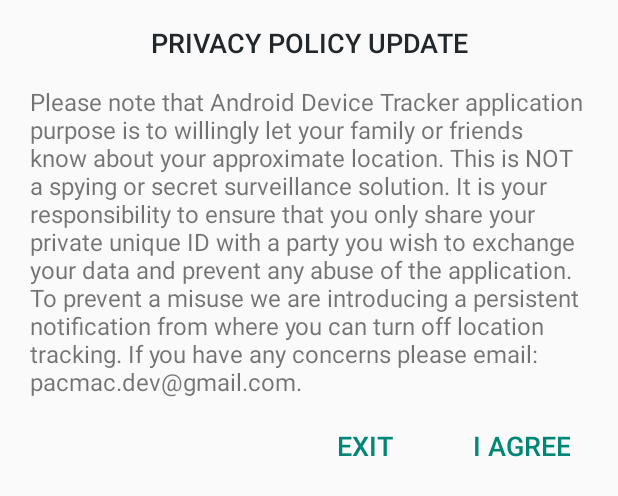
After one commit to Pavel87/TrackR, an Android app: the layout disclaimer_dialog.xml on its own in the app's theme, with its tools: preview values and no code run, on a phone screen of 412 x 824 dp. The commit adds this screen. Shown: the top 496 px of the screen. Run offline under Robolectric (Android 15) with nearby library versions, the phone set to English and light mode, and no system bars.

Commit message:
Added dialog for first start ever and updated privacy policy

```diff
--- a/app/src/main/java/com/pacmac/trackr/Constants.java
+++ b/app/src/main/java/com/pacmac/trackr/Constants.java
@@ -14,7 +14,6 @@
     public static final String PREF_TRACKR = "-tracker_PREF";
     public static final String NEW_UPDATE = "TrackR_Update";
     public static final String MY_PHONE_IN_LIST = "trackr_show_this_phone_in_list";
-    public static final String NOTIFICATION_ENABLED = "trackr_show_tracking_notification";
     public static final String TRACKING_STATE = "trackr_gps_state";
     public static final String TRACKING_FREQ = "trackr_update_freq";
     public static final String LAST_APP_OPEN_TS = "trackr_last_opened";
@@ -27,6 +26,7 @@
     public static final String PADLOCK_ACTIVE = "padlock_active";
     public static final String PADLOCK_PASS = "padlock_pass";
     public static final String OBSOLETE_INFO = "obsolete_info";
+    public static final String POLICY_UPDATE1_FIRST_RUN = "policy_update1_first_run";
 
     public static final String WORK_LOC = "work_location";
     public static final String HOME_LOC = "home_location";
--- /dev/null
+++ b/app/src/main/res/layout/disclaimer_dialog.xml
@@ -0,0 +1,76 @@
+<?xml version="1.0" encoding="utf-8"?>
+<LinearLayout xmlns:android="http://schemas.android.com/apk/res/android"
+    android:layout_width="match_parent"
+    android:layout_height="match_parent"
+    android:layout_marginTop="16dp"
+    android:layout_marginLeft="8dp"
+    android:layout_marginRight="8dp"
+    android:orientation="vertical">
+
+    <LinearLayout
+        android:layout_width="match_parent"
+        android:layout_height="wrap_content"
+        android:gravity="center"
+        android:layout_gravity="center"
+        android:orientation="vertical">
+
+        <TextView
+            android:layout_width="match_parent"
+            android:layout_height="wrap_content"
+            android:fontFamily="sans-serif-medium"
+            android:gravity="center"
+            android:text="@string/disclaimer_dialog_title"
+            android:textAllCaps="true"
+            android:textColor="@color/material_blue_grey_950"
+            android:textSize="18sp" />
+
+    </LinearLayout>
+
+    <LinearLayout
+        android:layout_width="match_parent"
+        android:layout_height="wrap_content"
+        android:layout_gravity="center"
+        android:layout_marginTop="16dp"
+        android:layout_marginLeft="12dp"
+        android:layout_marginRight="12dp"
+        android:orientation="vertical">
+
+        <TextView
+            android:layout_width="match_parent"
+            android:layout_height="wrap_content"
+            android:text="@string/disclaimer_dialog_text"
+            android:textSize="16sp" />
+
+    </LinearLayout>
+
+    <LinearLayout
+        android:layout_width="match_parent"
+        android:layout_height="wrap_content"
+        android:layout_marginTop="8dp"
+        android:layout_marginRight="12dp"
+        android:layout_marginLeft="12dp"
+        android:gravity="right"
+        android:orientation="horizontal">
+
+
+        <Button
+            android:id="@+id/exitApp"
+            style="?android:attr/borderlessButtonStyle"
+            android:layout_width="wrap_content"
+            android:layout_height="wrap_content"
+            android:layout_marginRight="16dp"
+            android:text="@string/disclaimer_dialog_exit"
+            android:textColor="@color/material_deep_teal_500"
+            android:textSize="18sp" />
+
+        <Button
+            android:id="@+id/iagree"
+            style="?android:attr/borderlessButtonStyle"
+            android:layout_width="wrap_content"
+            android:layout_height="wrap_content"
+            android:text="@string/disclaimer_dialog_iagree"
+            android:textColor="@color/material_deep_teal_500"
+            android:textSize="18sp" />
+
+    </LinearLayout>
+</LinearLayout>
--- a/app/src/main/res/values/arrays.xml
+++ b/app/src/main/res/values/arrays.xml
@@ -26,6 +26,7 @@
         <item>@string/help_header_what_is_collected</item>
         <item>@string/help_header_how_to_set_tracking</item>
         <item>@string/help_header_how_to_set_receiver</item>
+        <item>@string/help_header_tracking_policy</item>
         <item>@string/help_header_privacy</item>
         <item>@string/help_header_contact</item>
     </string-array>
@@ -36,6 +37,7 @@
         <item>@string/help_child_what_is_collected</item>
         <item>@string/help_child_how_to_set_tracking</item>
         <item>@string/help_child_how_to_set_receiver</item>
+        <item>@string/help_child_tracking_policy</item>
         <item>@string/help_child_privacy</item>
         <item>@string/help_child_contact</item>
     </string-array>
--- a/app/src/main/res/values/strings.xml
+++ b/app/src/main/res/values/strings.xml
@@ -20,7 +20,7 @@
     <string name="new_update_title">New App Update v</string>
     <string name="updateMsg1">- Note that for correct functionality it is essential to update to the latest TrackeR version!</string>
     <string name="updateMsg3">- Crash Fixes.</string>
-    <string name="rateApp">How do you like TrackR?</string>
+    <string name="rateApp">Send Feedback</string>
     <string name="rta_dialog_message">TrackR development team is honoured by You using this app. Please take a few seconds and rate this app in Google Store. Also any kind of feedback or feature request is much appreciated.</string>
     <string name="no_thanks">Later</string>
     <string name="rateit">Rate NOW</string>
@@ -50,6 +50,11 @@
     <string name="dialog_title_location_settings">Location Settings DISABLED</string>
     <string name="dialog_title_missing_permission">"Missing Permission"</string>
 
+    <string name="disclaimer_dialog_text" translatable="false">Please note that Android Device Tracker application purpose is to willingly let your family or friends know about your approximate location. This is NOT a spying or secret surveillance solution. It is your responsibility to ensure that you only share your private unique ID with a party you wish to exchange your data and prevent any abuse of the application. To prevent a misuse we are introducing a persistent notification from where you can turn off location tracking. If you have any concerns please email: pacmac.dev@gmail.com.</string>
+    <string name="disclaimer_dialog_title" translatable="false">Privacy Policy Update</string>
+    <string name="disclaimer_dialog_exit" translatable="false">EXIT</string>
+    <string name="disclaimer_dialog_iagree" translatable="false">I AGREE</string>
+
 
     <string name="fixit">Fix Issue</string>
     <string name="fix_location_perm_title">Missing Location Permission</string>
@@ -62,6 +67,7 @@
 
     <string name="help_header_about">About</string>
     <string name="help_header_contact">Contact</string>
+    <string name="help_header_tracking_policy">Tracking Policy</string>
     <string name="help_header_privacy">Privacy Policy</string>
     <string name="help_header_what_is_collected">Data Sharing</string>
     <string name="help_header_how_to">How To Use Device Tracker</string>
@@ -72,6 +78,7 @@
      <string name="help_child_about" translatable="false">Android Device Tracker 2016-2018\nDeveloped by p@cmac\nVersion:</string>
     <string name="help_child_contact">If you require any technical support or you want to provide feedback please email:\npacmac.dev@gmail.com\n\nFor feature request please use same email address.</string>
     <string name="help_child_privacy">Information sent between devices based on unique IDs are NOT collected and provided to any 3rd party companies.\nFrom time to time Android Device Tracker may collect network quality data(for instance signal strength) which is further anonymized to prevent any reference to specific user phone. Such network quality data might be forwarded to 3rd parties which are involved in mobile network improvements across the globe.</string>
+    <string name="help_child_tracking_policy">@string/disclaimer_dialog_text</string>
     <string name="help_child_what_is_collected">Information sent between phones:\nPhone Location\nTime of location update\nBattery State\nMobile Signal Strength</string>
     <string name="help_child_how_to">Android Device Tracker is application for sharing phone locations between two or more Android devices. Transmitting of phone location is setup using private unique ID available in Settings screen. Transmitting of location updates can be enabled/disabled for this device in Settings including possibility to prevent any further changes by setting a password protection.\nFor receiving of another device location updates the unique ID used in tracked device has to be added into list in main screen.\nThis application works only on Android phones or
         tablets.</string>
@@ -103,7 +110,7 @@
 
     <string name="app_update_needed">App update needed on this phone!</string>
 
-    <string name="check_in_msg">You have just checked in at current location.</string>
+    <string name="check_in_msg" translatable="false">You have just checked in at current location.</string>
 
 
 </resources>
```
Also changed, not shown: app/src/main/java/com/pacmac/trackr/HelpActivity.java (+4 -4 lines), app/src/main/java/com/pacmac/trackr/IntroActivity.java (+61 -3 lines), app/src/main/java/com/pacmac/trackr/SettingsActivityV2.java (+2 -19 lines), app/src/main/java/com/pacmac/trackr/Utility.java (+23 -33 lines), app/src/main/res/layout/activity_settings_v2.xml (+3 -45 lines), 1 other file.
